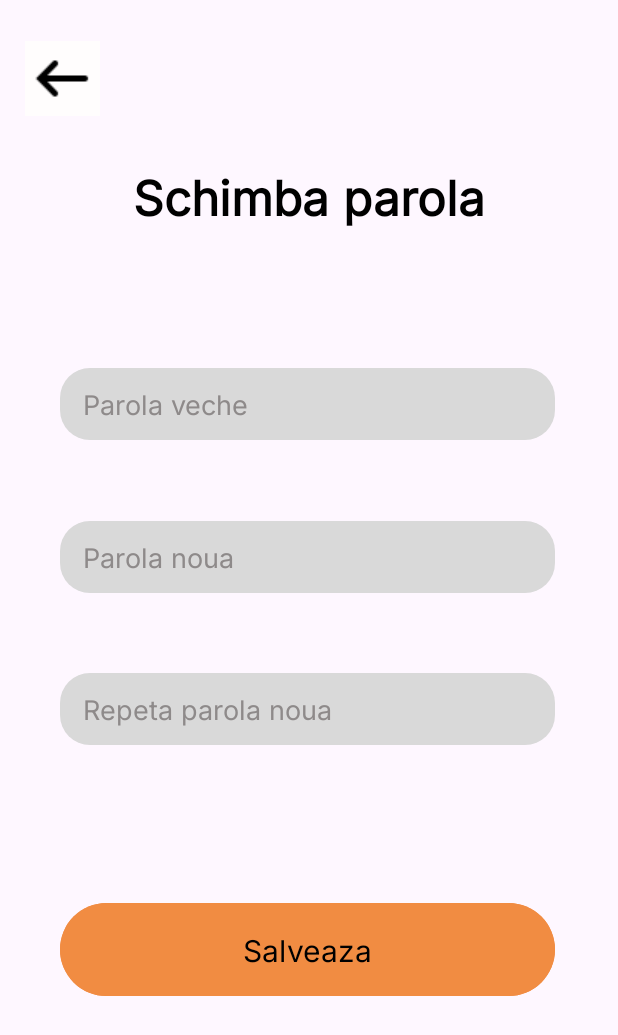
After one commit to R4du911/RoadMaster, an Android app: the ChangePasswordActivity screen opened directly, with no data from a screen before it, on a phone screen of 412 x 824 dp. The commit adds this screen. Shown: the top 1035 px of the screen. Run offline under Robolectric (Android 15) with nearby library versions, the phone set to English and light mode, and no system bars.

Commit message:
created changePassword activity + begin design for home activity

```diff
--- a/app/src/main/AndroidManifest.xml
+++ b/app/src/main/AndroidManifest.xml
@@ -12,6 +12,9 @@
         android:supportsRtl="true"
         android:theme="@style/Theme.RoadMaster"
         tools:targetApi="31">
+        <activity
+            android:name=".ChangePasswordActivity"
+            android:exported="false" />
         <activity
             android:name=".HomeActivity"
             android:exported="false" />
--- /dev/null
+++ b/app/src/main/java/com/example/roadmaster/ChangePasswordActivity.kt
@@ -0,0 +1,24 @@
+package com.example.roadmaster
+
+import android.content.Intent
+import androidx.appcompat.app.AppCompatActivity
+import android.os.Bundle
+import android.widget.Button
+import android.widget.ImageButton
+
+class ChangePasswordActivity : AppCompatActivity() {
+    override fun onCreate(savedInstanceState: Bundle?) {
+        super.onCreate(savedInstanceState)
+        setContentView(R.layout.activity_change_password)
+
+        val linkBackToHomeArrow: ImageButton = findViewById(R.id.backToHomeButton)
+        linkBackToHomeArrow.setOnClickListener{
+            startActivity(Intent(this, HomeActivity::class.java))
+        }
+
+        val saveNewPasswordButton: Button = findViewById(R.id.saveButton)
+        saveNewPasswordButton.setOnClickListener {
+            startActivity(Intent(this, HomeActivity::class.java))
+        }
+    }
+}
--- a/app/src/main/java/com/example/roadmaster/LoginActivity.kt
+++ b/app/src/main/java/com/example/roadmaster/LoginActivity.kt
@@ -2,6 +2,7 @@ package com.example.roadmaster
 
 import android.content.Intent
 import android.os.Bundle
+import android.widget.Button
 import android.widget.TextView
 import androidx.appcompat.app.AppCompatActivity
 
@@ -15,5 +16,10 @@ class LoginActivity : AppCompatActivity() {
         linkToRegisterTextView.setOnClickListener{
             startActivity(Intent(this, RegisterActivity::class.java))
         }
+
+        val loginButton: Button = findViewById(R.id.LoginButton)
+        loginButton.setOnClickListener {
+            startActivity(Intent(this, HomeActivity::class.java))
+        }
     }
 }
--- a/app/src/main/java/com/example/roadmaster/RegisterActivity.kt
+++ b/app/src/main/java/com/example/roadmaster/RegisterActivity.kt
@@ -3,6 +3,7 @@ package com.example.roadmaster
 import android.content.Intent
 import androidx.appcompat.app.AppCompatActivity
 import android.os.Bundle
+import android.widget.Button
 import android.widget.ImageButton
 
 class RegisterActivity : AppCompatActivity() {
@@ -14,5 +15,10 @@ class RegisterActivity : AppCompatActivity() {
         linkBackToLoginArrow.setOnClickListener{
             startActivity(Intent(this, LoginActivity::class.java))
         }
+
+        val registerButton: Button = findViewById(R.id.RegisterButton)
+        registerButton.setOnClickListener {
+            startActivity(Intent(this, HomeActivity::class.java))
+        }
     }
 }
--- /dev/null
+++ b/app/src/main/res/layout/activity_change_password.xml
@@ -0,0 +1,130 @@
+<?xml version="1.0" encoding="utf-8"?>
+<androidx.constraintlayout.widget.ConstraintLayout xmlns:android="http://schemas.android.com/apk/res/android"
+    xmlns:app="http://schemas.android.com/apk/res-auto"
+    xmlns:tools="http://schemas.android.com/tools"
+    android:layout_width="match_parent"
+    android:layout_height="match_parent"
+    tools:context=".ChangePasswordActivity">
+
+    <Button
+        android:id="@+id/saveButton"
+        android:layout_width="330dp"
+        android:layout_height="70dp"
+        android:layout_marginStart="40dp"
+        android:layout_marginEnd="41dp"
+        android:layout_marginBottom="156dp"
+        android:backgroundTint="#F18C42"
+        android:fontFamily="@font/inter"
+        android:text="Salveaza"
+        android:textColor="#000000"
+        android:textSize="20sp"
+        app:layout_constraintBottom_toBottomOf="parent"
+        app:layout_constraintEnd_toEndOf="parent"
+        app:layout_constraintHorizontal_bias="0.0"
+        app:layout_constraintStart_toStartOf="parent"
+        app:layout_constraintTop_toBottomOf="@+id/registerRepeatPasswordInput" />
+
+    <EditText
+        android:id="@+id/repeatNewPasswordInput"
+        android:layout_width="330sp"
+        android:layout_height="48sp"
+        android:layout_marginStart="40dp"
+        android:layout_marginEnd="41dp"
+        android:layout_marginBottom="77dp"
+        android:background="@drawable/input_shape"
+        android:ems="10"
+        android:fontFamily="@font/inter"
+        android:hint="Repeta parola noua"
+        android:inputType="textPassword"
+        android:paddingStart="15dp"
+        android:textColor="#000000"
+        android:textColorHint="#8E8A8A"
+        android:textSize="18sp"
+        android:textStyle="normal"
+        app:layout_constraintBottom_toTopOf="@+id/saveButton"
+        app:layout_constraintEnd_toEndOf="parent"
+        app:layout_constraintHorizontal_bias="0.0"
+        app:layout_constraintStart_toStartOf="parent"
+        app:layout_constraintTop_toBottomOf="@+id/newPasswordInput" />
+
+    <EditText
+        android:id="@+id/newPasswordInput"
+        android:layout_width="330sp"
+        android:layout_height="48sp"
+        android:layout_marginStart="40dp"
+        android:layout_marginEnd="41dp"
+        android:layout_marginBottom="30dp"
+        android:background="@drawable/input_shape"
+        android:ems="10"
+        android:fontFamily="@font/inter"
+        android:hint="Parola noua"
+        android:inputType="textPassword"
+        android:paddingStart="15dp"
+        android:textColor="#000000"
+        android:textColorHint="#8E8A8A"
+        android:textSize="18sp"
+        android:textStyle="normal"
+        app:layout_constraintBottom_toTopOf="@+id/repeatNewPasswordInput"
+        app:layout_constraintEnd_toEndOf="parent"
+        app:layout_constraintHorizontal_bias="0.0"
+        app:layout_constraintStart_toStartOf="parent"
+        app:layout_constraintTop_toBottomOf="@+id/oldPasswordInput" />
+
+    <EditText
+        android:id="@+id/oldPasswordInput"
+        android:layout_width="330sp"
+        android:layout_height="48sp"
+        android:layout_marginStart="40dp"
+        android:layout_marginTop="69dp"
+        android:layout_marginEnd="41dp"
+        android:layout_marginBottom="30dp"
+        android:background="@drawable/input_shape"
+        android:ems="10"
+        android:fontFamily="@font/inter"
+        android:hint="Parola veche"
+        android:inputType="textPassword"
+        android:paddingStart="15dp"
+        android:textColor="#000000"
+        android:textColorHint="#8E8A8A"
+        android:textSize="18sp"
+        android:textStyle="normal"
+        app:layout_constraintBottom_toTopOf="@+id/newPasswordInput"
+        app:layout_constraintEnd_toEndOf="parent"
+        app:layout_constraintHorizontal_bias="0.0"
+        app:layout_constraintStart_toStartOf="parent"
+        app:layout_constraintTop_toBottomOf="@+id/changePasswordTitle" />
+
+    <TextView
+        android:id="@+id/changePasswordTitle"
+        android:layout_width="wrap_content"
+        android:layout_height="wrap_content"
+        android:layout_marginStart="81dp"
+        android:layout_marginTop="108dp"
+        android:layout_marginEnd="82dp"
+        android:layout_marginBottom="73dp"
+        android:fontFamily="@font/inter"
+        android:text="Schimba parola"
+        android:textColor="#000000"
+        android:textSize="32sp"
+        android:textStyle="bold"
+        app:layout_constraintBottom_toTopOf="@+id/RegisterUserInput"
+        app:layout_constraintEnd_toEndOf="parent"
+        app:layout_constraintHorizontal_bias="0.533"
+        app:layout_constraintStart_toStartOf="parent"
+        app:layout_constraintTop_toTopOf="parent" />
+
+    <ImageButton
+        android:id="@+id/backToHomeButton"
+        android:layout_width="wrap_content"
+        android:layout_height="wrap_content"
+        android:layout_marginStart="16dp"
+        android:layout_marginTop="16dp"
+        android:layout_marginEnd="345dp"
+        android:layout_marginBottom="156dp"
+        android:background="#FFFDFD"
+        app:layout_constraintBottom_toTopOf="@+id/oldPasswordInput"
+        app:layout_constraintEnd_toEndOf="parent"
+        app:layout_constraintStart_toStartOf="parent"
+        app:layout_constraintTop_toTopOf="parent"
+        app:srcCompat="@drawable/icons8_left_50" />
+</androidx.constraintlayout.widget.ConstraintLayout>
--- a/app/src/main/res/layout/activity_home.xml
+++ b/app/src/main/res/layout/activity_home.xml
@@ -25,18 +25,18 @@
         app:layout_constraintStart_toStartOf="parent"
         app:layout_constraintTop_toTopOf="parent" />
 
-    <androidx.viewpager2.widget.ViewPager2
-        android:id="@+id/MenuContainer"
-        android:layout_width="409dp"
+    <FrameLayout
+        android:layout_width="match_parent"
         android:layout_height="570dp"
-        android:layout_marginStart="1dp"
-        android:layout_marginTop="1dp"
-        android:layout_marginEnd="1dp"
+        android:layout_marginTop="69dp"
         android:background="@drawable/white_design_shape"
         app:layout_constraintBottom_toBottomOf="parent"
         app:layout_constraintEnd_toEndOf="parent"
-        app:layout_constraintHorizontal_bias="1.0"
+        app:layout_constraintHorizontal_bias="0.0"
         app:layout_constraintStart_toStartOf="parent"
         app:layout_constraintTop_toBottomOf="@+id/HomeTitle"
-        app:layout_constraintVertical_bias="1.0" />
+        app:layout_constraintVertical_bias="1.0">
+
+    </FrameLayout>
+
 </androidx.constraintlayout.widget.ConstraintLayout>
```
Also changed, not shown: app/src/main/res/drawable/car_wheel_logo.jpg (added), app/src/main/res/drawable/category_a_logo.png (added), app/src/main/res/drawable/category_b_logo.jpg (added), app/src/main/res/drawable/category_c_logo.jpg (added), app/src/main/res/drawable/category_d_logo.jpg (added), app/src/main/res/drawable/change_password_logo.png (added), app/src/main/res/drawable/history_logo.jpg (added), app/src/main/res/drawable/info_logo.jpg (added), app/src/main/res/drawable/logout_logo.png (added), app/src/main/res/drawable/start_quiz_logo.png (added), app/src/main/res/drawable/world_logo.png (added).
